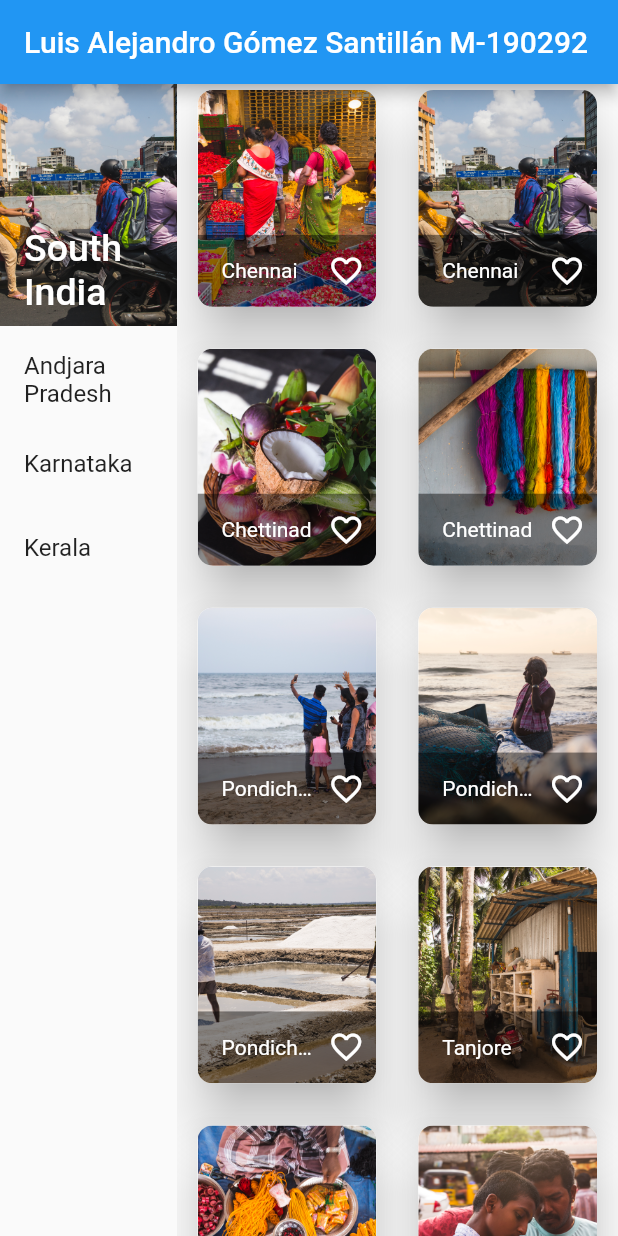
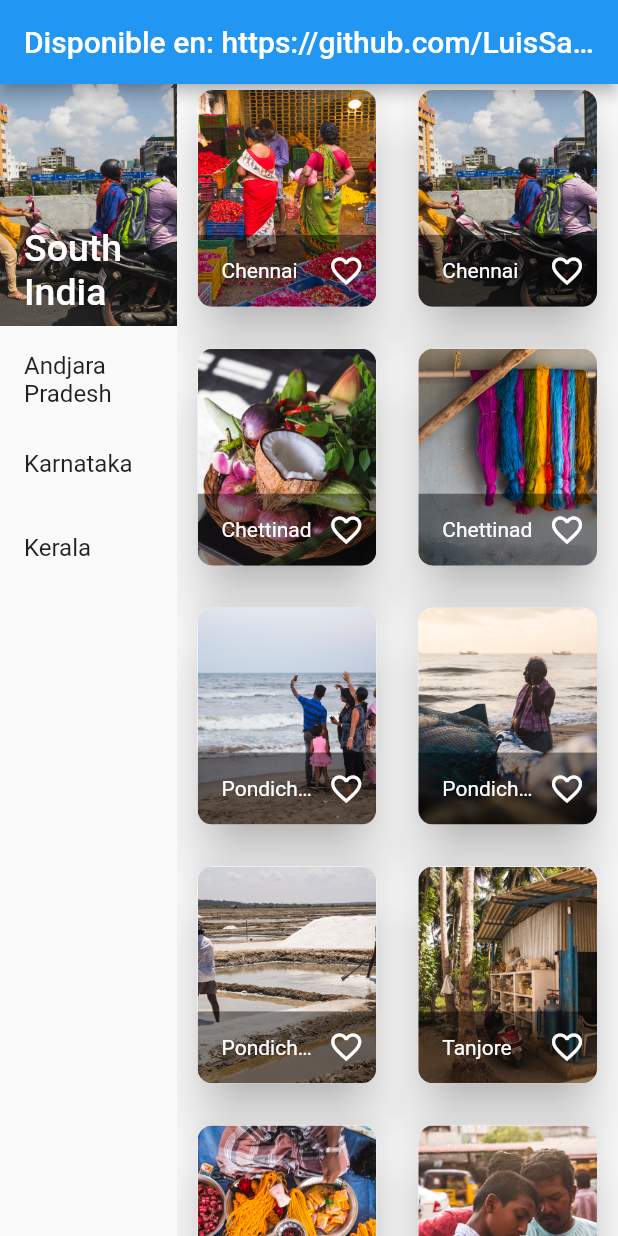
Before and after one commit to LuisSantillan28/Gallery, a Flutter app: the ScreenMedium screen opened directly, on a phone screen of 412 x 824 dp. Run offline on Flutter 3.47's test engine with Material 2 defaults, Android fonts, the phone set to English and light mode, and no system bars; missing offline and left inert: dart:html.

Commit message:
Liga de git

```diff
--- a/lib/widgets/app_bar.dart
+++ b/lib/widgets/app_bar.dart
@@ -1,8 +1,8 @@
 import 'package:flutter/material.dart';
 
-
-PreferredSizeWidget? myAppBar(){
+PreferredSizeWidget? myAppBar() {
   return AppBar(
-    title: Text('Luis Alejandro Gómez Santillán M-190292'),
+    title:
+        Text('Disponible en: https://github.com/LuisSantillan28/Gallery.git '),
   );
 }
```
